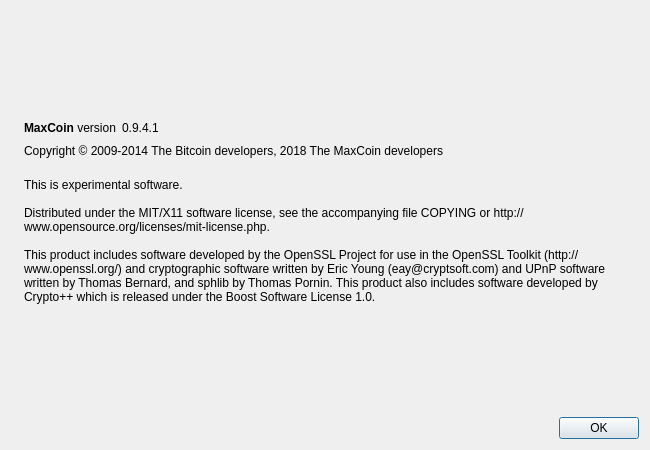
Qt form src/qt/forms/aboutdialog.ui (Max-Coin/maxcoin-dev-staging) before a commit.
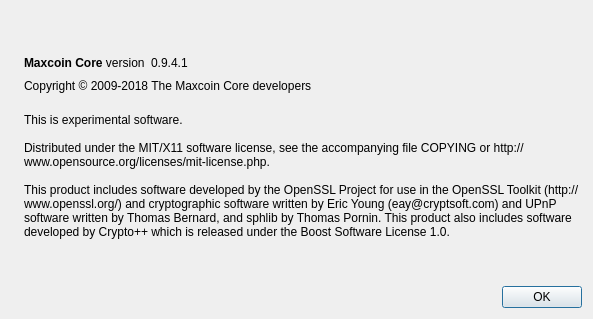
The same form after that commit. Icons and pictures are not drawn.

```diff
--- a/src/qt/forms/aboutdialog.ui
+++ b/src/qt/forms/aboutdialog.ui
@@ -6,8 +6,8 @@
    <rect>
     <x>0</x>
     <y>0</y>
-    <width>650</width>
-    <height>450</height>
+    <width>593</width>
+    <height>319</height>
    </rect>
   </property>
   <property name="windowTitle">
@@ -50,7 +50,7 @@
           <cursorShape>IBeamCursor</cursorShape>
          </property>
          <property name="text">
-          <string>&lt;b&gt;MaxCoin&lt;/b&gt; version</string>
+          <string>&lt;b&gt;Maxcoin Core&lt;/b&gt; version</string>
          </property>
          <property name="textInteractionFlags">
           <set>Qt::LinksAccessibleByMouse|Qt::TextSelectableByKeyboard|Qt::TextSelectableByMouse</set>
@@ -91,7 +91,7 @@
         <cursorShape>IBeamCursor</cursorShape>
        </property>
        <property name="text">
-        <string notr="true">Copyright &amp;copy; 2009-2014 The Bitcoin developers, 2018 The MaxCoin developers</string>
+        <string notr="true">Copyright &amp;copy; 2009-2018 The Maxcoin Core developers</string>
        </property>
        <property name="textFormat">
         <enum>Qt::RichText</enum>
```
Left out of the diff: 18 changed lines with no effect on the pictures.
